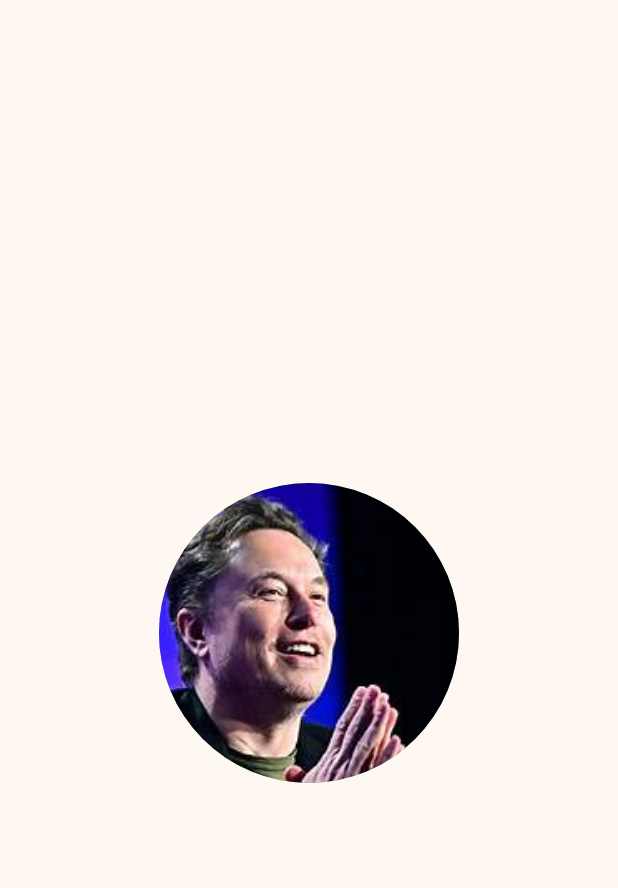
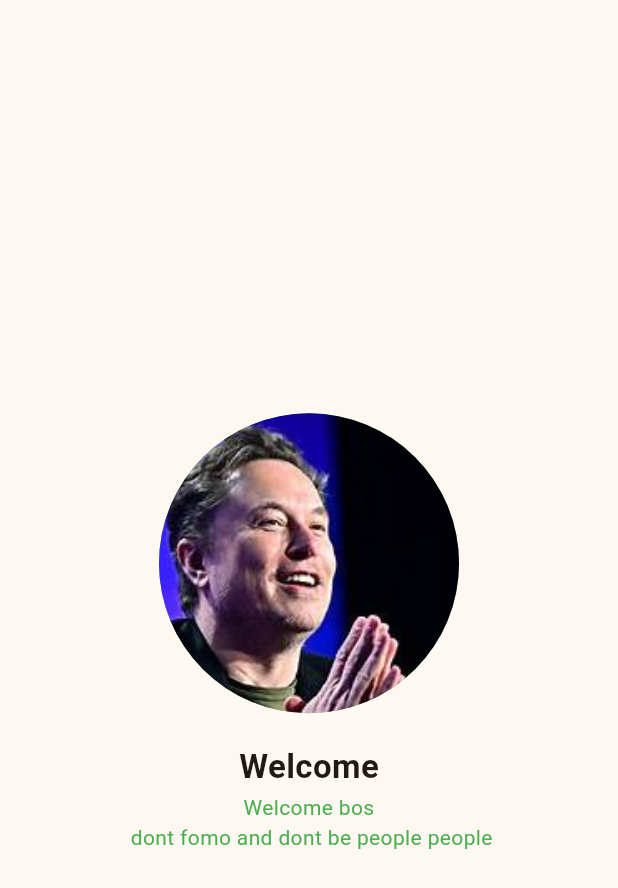
Before and after one commit to afnan923/-KB1179-1123150074-uts-, a Flutter app: the screen it shows after launch, on a phone screen of 412 x 824 dp. Shown: the top 888 px of the screen. Run offline on Flutter 3.47's test engine with Material 3 defaults, Android fonts, the phone set to English and light mode, and no system bars.

Commit message:
add text dibawah image

```diff
--- a/lib/screen/splash_screen_1.dart
+++ b/lib/screen/splash_screen_1.dart
@@ -24,6 +24,21 @@ class MySplashScreen extends StatelessWidget {
                 ),
               ),
             ),
+            SizedBox(height: 20,),
+            Text("Welcome",
+              style: TextStyle(
+                fontSize: 22.0,
+                fontWeight: FontWeight.bold
+              ),
+            ),
+            SizedBox(height: 2,),
+            Text("Welcome bos\n dont fomo and dont be people people ",
+            textAlign: TextAlign.center,
+              style: TextStyle(
+                fontSize: 14.0,
+                color: Colors.green
+              ),
+            ),
           ],
         ),
       ),
```
